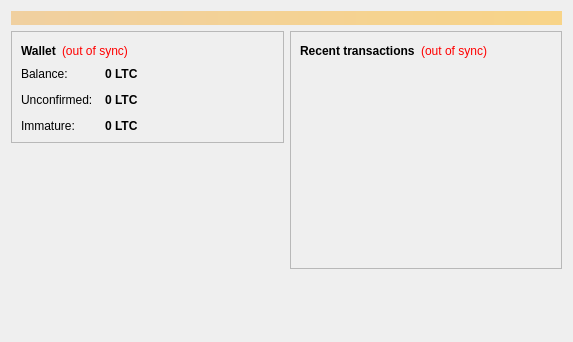
PotatoCoin-Project/PotatoCoin, file src/qt/forms/overviewpage.ui: the form before one commit.
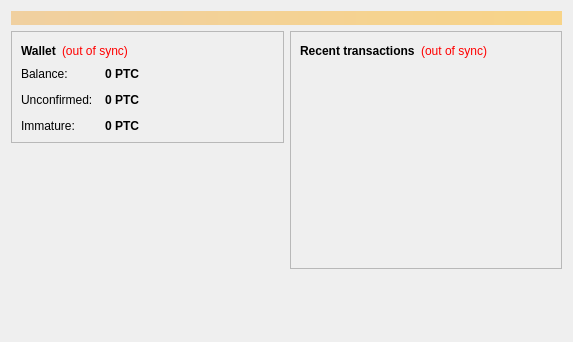
The form after the commit.

```diff
--- a/src/qt/forms/overviewpage.ui
+++ b/src/qt/forms/overviewpage.ui
@@ -122,7 +122,7 @@
                <string>Your current balance</string>
               </property>
               <property name="text">
-               <string notr="true">0 LTC</string>
+               <string notr="true">0 PTC</string>
               </property>
               <property name="textInteractionFlags">
                <set>Qt::LinksAccessibleByMouse|Qt::TextSelectableByKeyboard|Qt::TextSelectableByMouse</set>
@@ -151,7 +151,7 @@
                <string>Total of transactions that have yet to be confirmed, and do not yet count toward the current balance</string>
               </property>
               <property name="text">
-               <string notr="true">0 LTC</string>
+               <string notr="true">0 PTC</string>
               </property>
               <property name="textInteractionFlags">
                <set>Qt::LinksAccessibleByMouse|Qt::TextSelectableByKeyboard|Qt::TextSelectableByMouse</set>
@@ -177,7 +177,7 @@
                <string>Mined balance that has not yet matured</string>
               </property>
               <property name="text">
-               <string notr="true">0 LTC</string>
+               <string notr="true">0 PTC</string>
               </property>
               <property name="textInteractionFlags">
                <set>Qt::LinksAccessibleByMouse|Qt::TextSelectableByKeyboard|Qt::TextSelectableByMouse</set>
```
Left out of the diff: 4 changed lines with no effect on the pictures.
